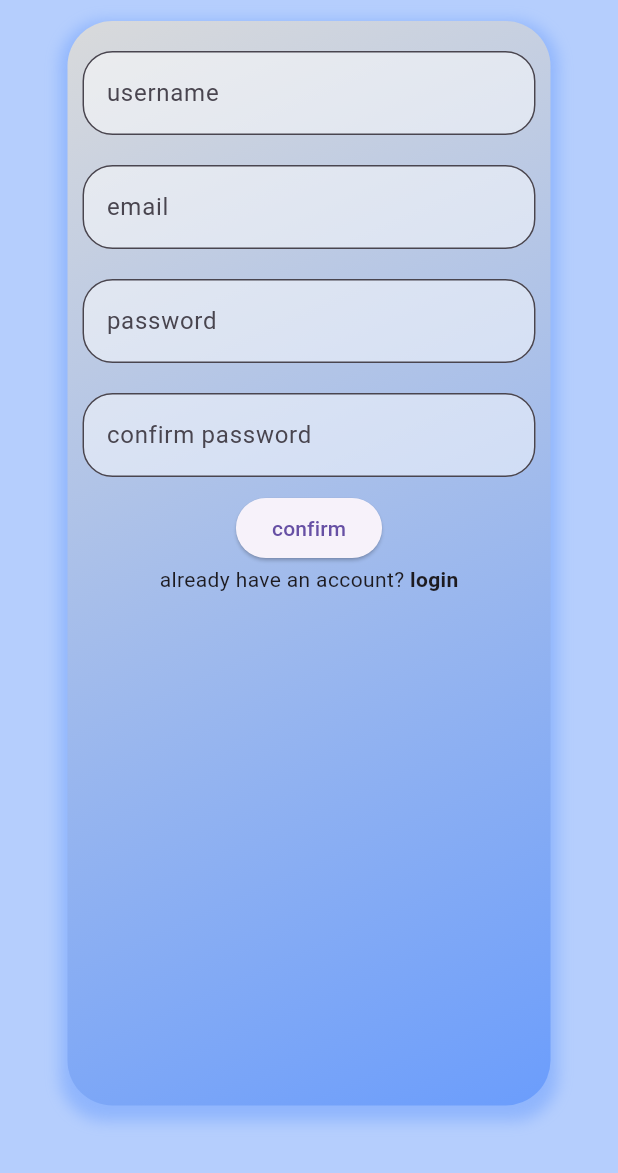
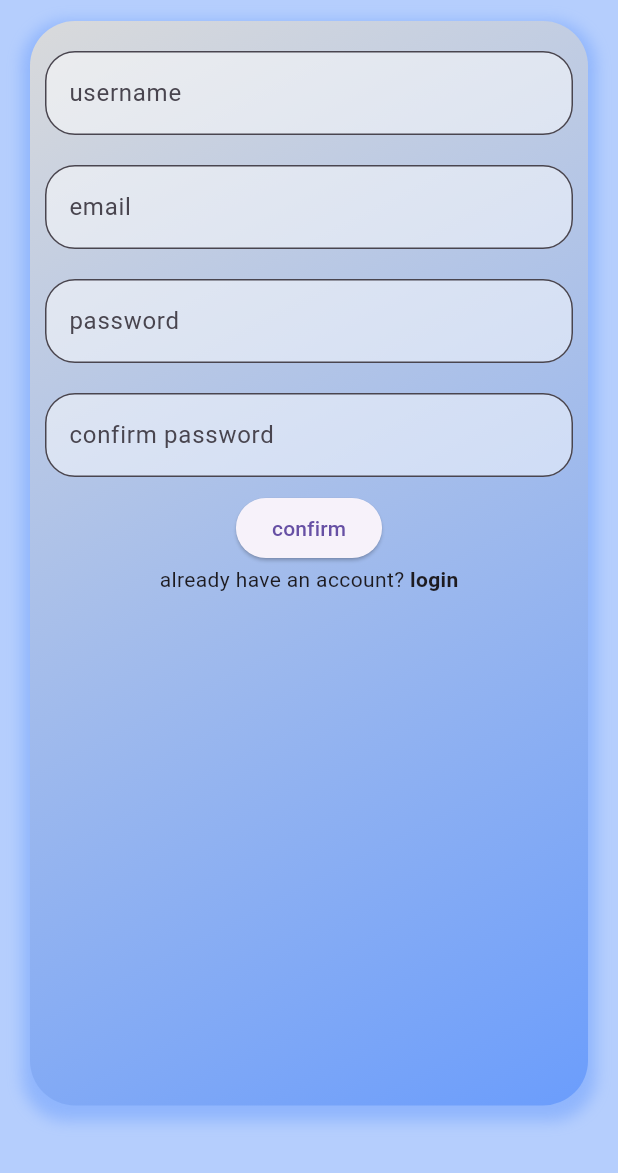
Before and after one commit to Ahmed3bdallah1/chat_app, a Flutter app: the screen it shows after launch, after a tap on "Register", on a phone screen of 412 x 824 dp, the part 63-1236 px from its top. Run offline on Flutter 3.47's test engine with Material 2 defaults, Android fonts, the phone set to English and light mode, and no system bars; our stand-ins replace cloud_firestore, firebase_auth, firebase_core; accounts and stored records are empty.

Commit message:
edit screens

```diff
--- a/lib/pages/login_screen.dart
+++ b/lib/pages/login_screen.dart
@@ -66,7 +66,7 @@ class _SignInScreenState extends State<SignInScreen> {
         backgroundColor: Colors.transparent,
       ),
       body: Padding(
-        padding: const EdgeInsets.only(left: 45, right: 45, bottom: 45),
+        padding: const EdgeInsets.only(left: 20, right: 20, bottom: 45),
         child: Container(
           width: size.width * .95,
           decoration: BoxDecoration(
--- a/lib/pages/signup_page.dart
+++ b/lib/pages/signup_page.dart
@@ -86,7 +86,7 @@ class _SignupPageState extends State<SignupPage> {
           backgroundColor: Colors.transparent,
         ),
         body: Padding(
-          padding: const EdgeInsets.only(left: 45, right: 45, bottom: 45),
+          padding: const EdgeInsets.only(left: 20, right: 20, bottom: 45),
           child: Container(
             width: size.width * .95,
             decoration: BoxDecoration(
--- a/lib/services/chat/chat_screen.dart
+++ b/lib/services/chat/chat_screen.dart
@@ -105,7 +105,7 @@ class _ChatScreenState extends State<ChatScreen> {
         iconTheme: const IconThemeData(color: Colors.white),
       ),
       body: Padding(
-        padding: const EdgeInsets.only(left: 30, right: 30),
+        padding: const EdgeInsets.only(left: 20, right: 20),
         child: Container(
           width: size.width * .95,
           decoration: BoxDecoration(
```
